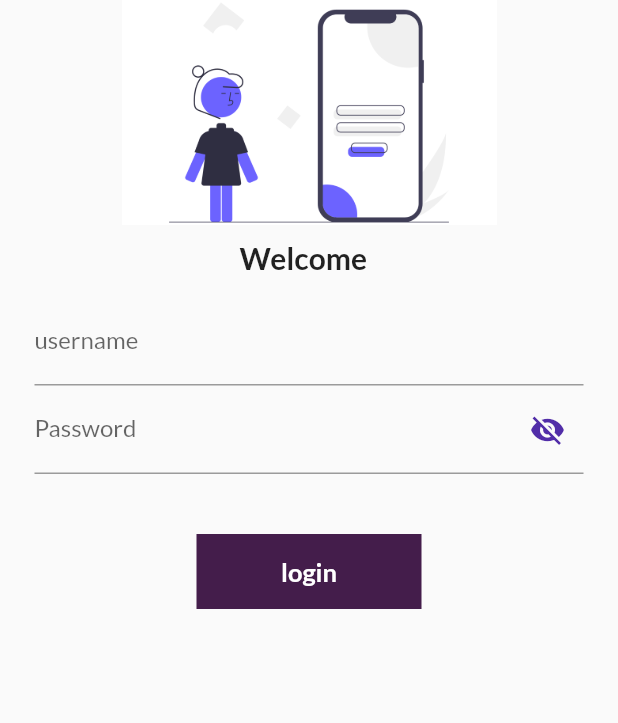
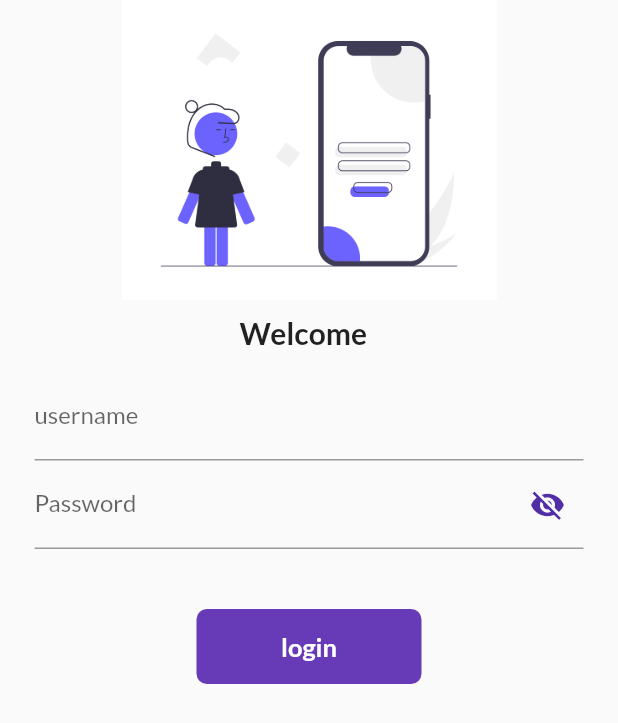
Before and after one commit to aslanshaikh/flutter2, a Flutter app: the screen it shows after launch, on a phone screen of 412 x 824 dp. Shown: the top 723 px of the screen. Run offline on Flutter 3.47's test engine with Material 2 defaults, Android fonts, the phone set to English and light mode, and no system bars; our stand-ins replace google_fonts.

Commit message:
day2 done

```diff
--- a/lib/pages/login_page.dart
+++ b/lib/pages/login_page.dart
@@ -18,6 +18,21 @@ class _LoginPageState extends State<LoginPage> {
   String name = "";
   bool changeButton = false;
 
+  final _formKey = GlobalKey<FormState>();
+
+  moveToHome(BuildContext context) async {
+    if (_formKey.currentState!.validate()) {
+      setState(() {
+        changeButton = true;
+      });
+      await Future.delayed(Duration(seconds: 1));
+      Navigator.pushNamed(context, MyRoutes.homeRoute);
+      setState(() {
+        changeButton = false;
+      });
+    }
+  }
+
   @override
   Widget build(BuildContext context) {
     String? _password;
@@ -29,7 +44,7 @@ class _LoginPageState extends State<LoginPage> {
             "assets/images/l1.png",
             fit: BoxFit.cover,
             width: 250.0,
-            height: 150.0,
+            height: 200.0,
           ),
           SizedBox(
             height: 10.0,
@@ -41,6 +56,8 @@ class _LoginPageState extends State<LoginPage> {
           Padding(
             padding:
                 const EdgeInsets.symmetric(vertical: 14.0, horizontal: 23.0),
+            child: Form(
+              key: _formKey,
               child: Column(
                 children: [
                   TextFormField(
@@ -48,6 +65,12 @@ class _LoginPageState extends State<LoginPage> {
                       hintText: "enter username",
                       labelText: "username",
                     ),
+                    validator: (value) {
+                      if (value != 'aslan') {
+                        return "enter correct username plz";
+                      }
+                      return null;
+                    },
                     onChanged: (value) {
                       name = value;
                       setState(() {});
@@ -89,6 +112,14 @@ class _LoginPageState extends State<LoginPage> {
                         },
                       ),
                     ),
+                    validator: (value) {
+                      if (value!.isEmpty) {
+                        return "password cannot be empty";
+                      } else if (value.length < 6) {
+                        return "password must be greater than 6 chars";
+                      }
+                      return null;
+                    },
                   ),
                   SizedBox(
                     height: 40.0,
@@ -101,14 +132,12 @@ class _LoginPageState extends State<LoginPage> {
                   //   child: Text('Login'),
                   //   style: TextButton.styleFrom(minimumSize: Size(25, 30)),
                   // ),
-                InkWell(
-                  onTap: () async {
-                    setState(() {
-                      changeButton = true;
-                    });
-                    await Future.delayed(Duration(seconds: 1));
-                    Navigator.pushNamed(context, MyRoutes.homeRoute);
-                  },
+                  Material(
+                    color: Colors.deepPurple,
+                    borderRadius: BorderRadius.circular(changeButton ? 20 : 7),
+                    child: InkWell(
+                      splashColor: Colors.red,
+                      onTap: () => moveToHome(context),
                       child: AnimatedContainer(
                         duration: Duration(seconds: 2),
                         width: changeButton ? 50.0 : 150,
@@ -126,16 +155,11 @@ class _LoginPageState extends State<LoginPage> {
                                   fontSize: 17,
                                 ),
                               ),
-                    decoration: BoxDecoration(
-                      color: Color.fromARGB(255, 68, 29, 75),
-                      shape:
-                          changeButton ? BoxShape.circle : BoxShape.rectangle,
-                      //borderRadius:
-                      // BorderRadius.circular(changeButton ? 20 : 7)),
                       ),
                     ),
                   )
                 ],
+              ),
             ),
           )
         ],
```
Lines whose indentation alone changed are shown as unchanged.
